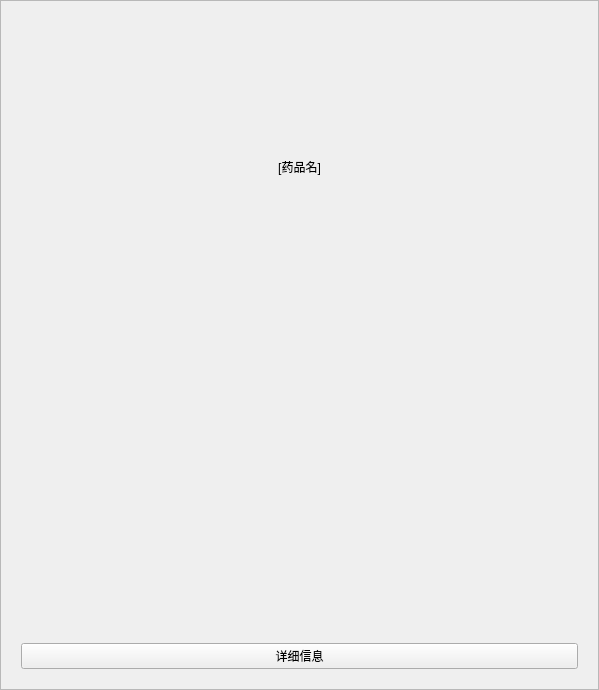
First picture: the form in code/patient/drugcard.ui, repository laonuo2004/cpp-qt-medical-system, before the edit.
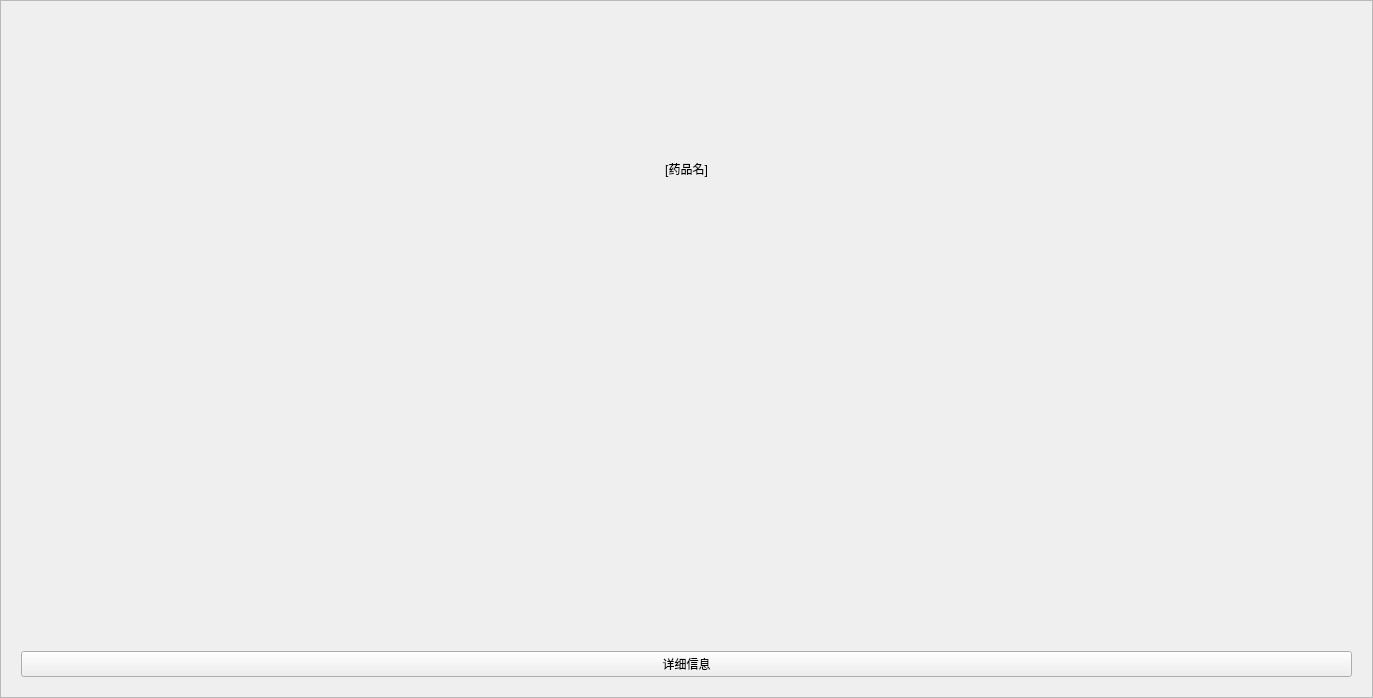
Second picture: the form after the edit. Icons and pictures are not drawn.

Diff of the .ui file:
```diff
--- a/code/patient/drugcard.ui
+++ b/code/patient/drugcard.ui
@@ -6,8 +6,8 @@
    <rect>
     <x>0</x>
     <y>0</y>
-    <width>599</width>
-    <height>690</height>
+    <width>1373</width>
+    <height>698</height>
    </rect>
   </property>
   <property name="sizePolicy">
```
